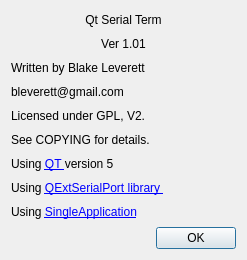
First picture: the form in aboutdialog.ui, repository coolshou/QST, before the edit.
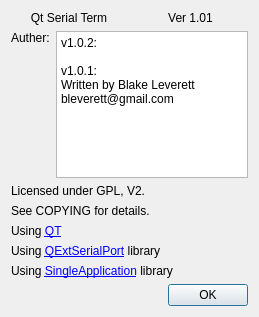
Second picture: the form after the edit.

The edit to the form file:
```diff
--- a/aboutdialog.ui
+++ b/aboutdialog.ui
@@ -6,8 +6,8 @@
    <rect>
     <x>0</x>
     <y>0</y>
-    <width>247</width>
-    <height>260</height>
+    <width>259</width>
+    <height>317</height>
    </rect>
   </property>
   <property name="windowTitle">
@@ -15,6 +15,8 @@
   </property>
   <layout class="QVBoxLayout" name="verticalLayout">
    <item>
+    <layout class="QHBoxLayout" name="horizontalLayout">
+     <item>
     <widget class="QLabel" name="label">
      <property name="text">
       <string>Qt Serial Term</string>
@@ -34,20 +36,39 @@
      </property>
     </widget>
    </item>
+    </layout>
+   </item>
    <item>
-    <widget class="QLabel" name="label_2">
+    <layout class="QHBoxLayout" name="horizontalLayout_2">
+     <item>
+      <widget class="QLabel" name="label_Auther">
      <property name="text">
-      <string>Written by Blake Leverett</string>
-     </property>
+        <string>Auther:</string>
+       </property>
+       <property name="alignment">
+        <set>Qt::AlignLeading|Qt::AlignLeft|Qt::AlignTop</set>
+       </property>
     </widget>
    </item>
    <item>
-    <widget class="QLabel" name="label_3">
-     <property name="text">
-      <string>bleverett@gmail.com</string>
-     </property>
-    </widget>
-   </item>
+      <widget class="QPlainTextEdit" name="plainTextEdit">
+       <property name="readOnly">
+        <bool>true</bool>
+       </property>
+       <property name="plainText">
+        <string>v1.0.2:
+
+v1.0.1:
+Written by Blake Leverett
+bleverett@gmail.com</string>
+       </property>
+       <property name="backgroundVisible">
+        <bool>false</bool>
+       </property>
+      </widget>
+     </item>
+    </layout>
+   </item>
    <item>
     <widget class="QLabel" name="label_4">
      <property name="text">
@@ -65,7 +86,7 @@
    <item>
     <widget class="QLabel" name="label_QtVersion">
      <property name="text">
-      <string>Using &lt;a href=&quot;http://qt.nokia.com/&quot;&gt;QT &lt;/a&gt;version 5</string>
+      <string>Using &lt;a href=&quot;https://www.qt.io/&quot;&gt;QT&lt;/a&gt;</string>
      </property>
      <property name="openExternalLinks">
       <bool>true</bool>
@@ -78,7 +99,7 @@
    <item>
     <widget class="QLabel" name="label_QExtSerialPort">
      <property name="text">
-      <string>Using &lt;a href=&quot;https://github.com/qextserialport/qextserialport&quot;&gt;QExtSerialPort library &lt;/a&gt;</string>
+      <string>Using &lt;a href=&quot;https://github.com/qextserialport/qextserialport&quot;&gt;QExtSerialPort&lt;/a&gt; library</string>
      </property>
      <property name="openExternalLinks">
       <bool>true</bool>
@@ -91,7 +112,7 @@
    <item>
     <widget class="QLabel" name="label_SingleApplication">
      <property name="text">
-      <string>Using &lt;a href=&quot;https://github.com/itay-grudev/SingleApplication.git&quot;&gt;SingleApplication&lt;/a&gt;</string>
+      <string>Using &lt;a href=&quot;https://github.com/itay-grudev/SingleApplication.git&quot;&gt;SingleApplication&lt;/a&gt; library</string>
      </property>
     </widget>
    </item>
```
Left out of the diff: 2 changed lines with no effect on the pictures. Lines whose indentation alone changed are shown as unchanged.
